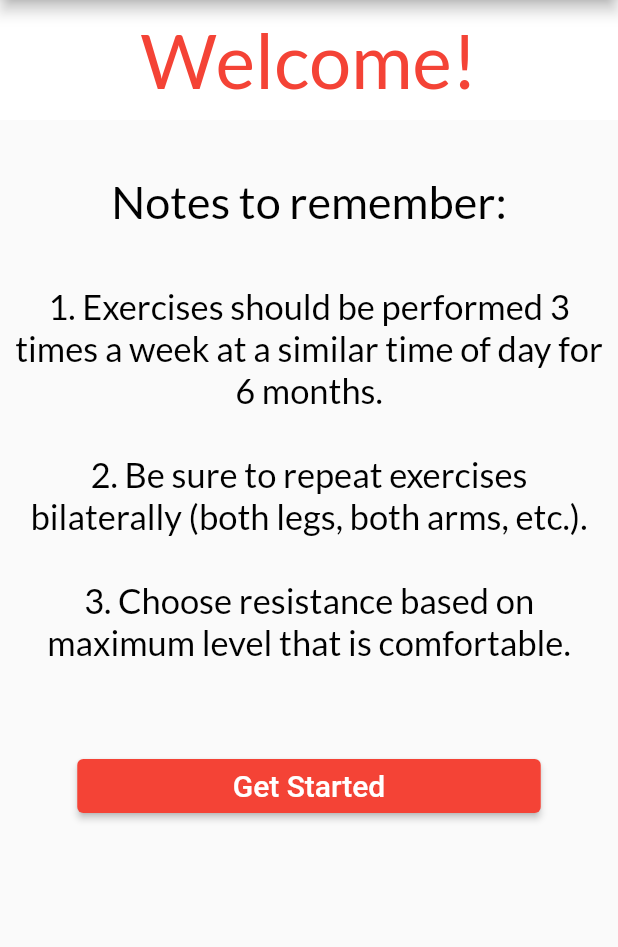
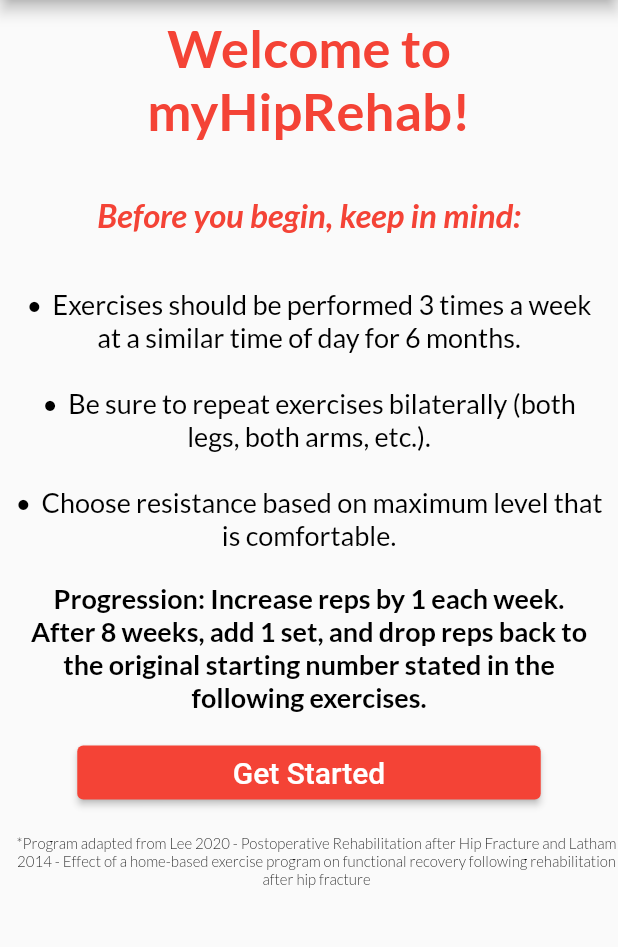
Before and after one commit to gracetholl/digitalHealth, a Flutter app: the screen it shows after launch, after a tap on "Sign Up", on a phone screen of 412 x 824 dp, the part 84-1031 px from its top. Run offline on Flutter 3.47's test engine with Material 2 defaults, Android fonts, the phone set to English and light mode, and no system bars; our stand-ins replace firebase_auth, firebase_core; accounts and stored records are empty; network calls fail.

Commit message:
adjusted Welcome page

```diff
--- a/lib/main.dart
+++ b/lib/main.dart
@@ -146,32 +146,38 @@ class HomePage extends StatelessWidget {
               children: <Widget>[
                 Container(
                   padding: const EdgeInsets.all(10),
-                  color: Theme.of(context).backgroundColor,
-                  child: const Text('Welcome!',
+                  child: const Text('Welcome to myHipRehab!',
                       textAlign: TextAlign.center,
                       style: TextStyle(
-                          fontSize: 50, fontFamily: 'Lato', color: Colors.red)),
+                          fontSize: 35, fontFamily: 'LatoBold', color: Colors.red)),
                 ),
                 Container(
-                  child: const Text('\nNotes to remember:',
+                  child: const Text('\nBefore you begin, keep in mind: \n',
+                    textAlign: TextAlign.center,
+                    style: TextStyle(
+                        fontSize: 22, fontFamily: 'LatoBoldItalic', color: Colors.red)),
+                ),
+                Container(
+                  padding: const EdgeInsets.all(10.0),
+                  child: const Text(
+                      '\u2022  Exercises should be performed 3 times a week at a similar time of day for 6 months.\n\n\u2022  Be sure to repeat exercises bilaterally (both legs, both arms, etc.).\n\n\u2022  Choose resistance based on maximum level that is comfortable.',
                       textAlign: TextAlign.center,
                       style: TextStyle(
-                          fontSize: 30,
+                          fontSize: 18,
                           fontFamily: 'Lato',
                           color: Colors.black)),
                 ),
                 Container(
                   padding: const EdgeInsets.all(10.0),
-                  child: const Text(
-                      '\n1. Exercises should be performed 3 times a week at a similar time of day for 6 months.\n\n2. Be sure to repeat exercises bilaterally (both legs, both arms, etc.).\n\n3. Choose resistance based on maximum level that is comfortable.\n',
+                  child: const Text('Progression: Increase reps by 1 each week.\nAfter 8 weeks, add 1 set, and drop reps back to the original starting number stated in the following exercises.',
                       textAlign: TextAlign.center,
                       style: TextStyle(
-                          fontSize: 23,
-                          fontFamily: 'Lato',
+                          fontSize: 18,
+                          fontFamily: 'LatoBold',
                           color: Colors.black)),
                 ),
                 Container(
-                  padding: const EdgeInsets.only(top: 20.0),
+                  padding: EdgeInsets.only(bottom:5.0),
                 ),
                 FractionallySizedBox(
                     widthFactor: 0.75,
@@ -184,7 +190,16 @@ class HomePage extends StatelessWidget {
                             new MaterialPageRoute(
                                 builder: (context) => new Exercise1()));
                       },
-                    ))
+                    )),
+                Container(
+                  padding: EdgeInsets.fromLTRB(10,5,0,10),
+                  child: const Text('\n*Program adapted from Lee 2020 - Postoperative Rehabilitation after Hip Fracture and Latham 2014 - Effect of a home-based exercise program on functional recovery following rehabilitation after hip fracture\n',
+                      textAlign: TextAlign.center,
+                      style: TextStyle(
+                          fontSize: 10,
+                          fontFamily: 'LatoLight',
+                          color: Colors.black)),
+                ),
               ],
             ),
           ),
@@ -1942,20 +1957,7 @@ class _FinishState extends State<Finish> {
                                   fontFamily: 'Lato',
                                   color: Colors.black)),
                         ),
-                        Container(
-                          padding: const EdgeInsets.all(16.0),
-                          child: const Text(
-                              '\nProgram adapted from Lee 2020 - Postoperative Rehabilitation after Hip Fracture and Latham 2014 - Effect of a home-based exercise program on functional recovery following rehabilitation after hip fracture\n',
-                              textAlign: TextAlign.center,
-                              style: TextStyle(
-                                  fontSize: 15,
-                                  fontFamily: 'Lato',
-                                  fontStyle: FontStyle.italic,
-                                  color: Colors.black)),
-                        ),
-                        Container(
-                          padding: const EdgeInsets.only(top: 50),
-                        ),
+
                         FractionallySizedBox(
                             widthFactor: 0.5,
                             child: ElevatedButton(
```
Also changed, not shown: pubspec.yaml (+10 -0 lines), assets/fonts/Lato-Bold.ttf (added), assets/fonts/Lato-BoldItalic.ttf (added), assets/fonts/Lato-Light.ttf (added).
